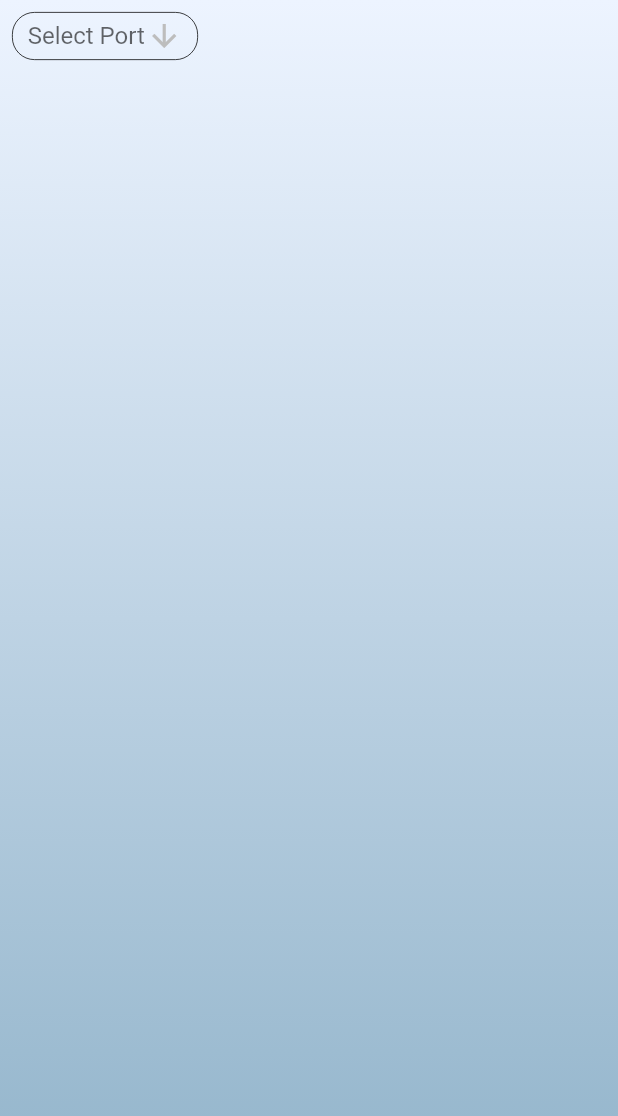
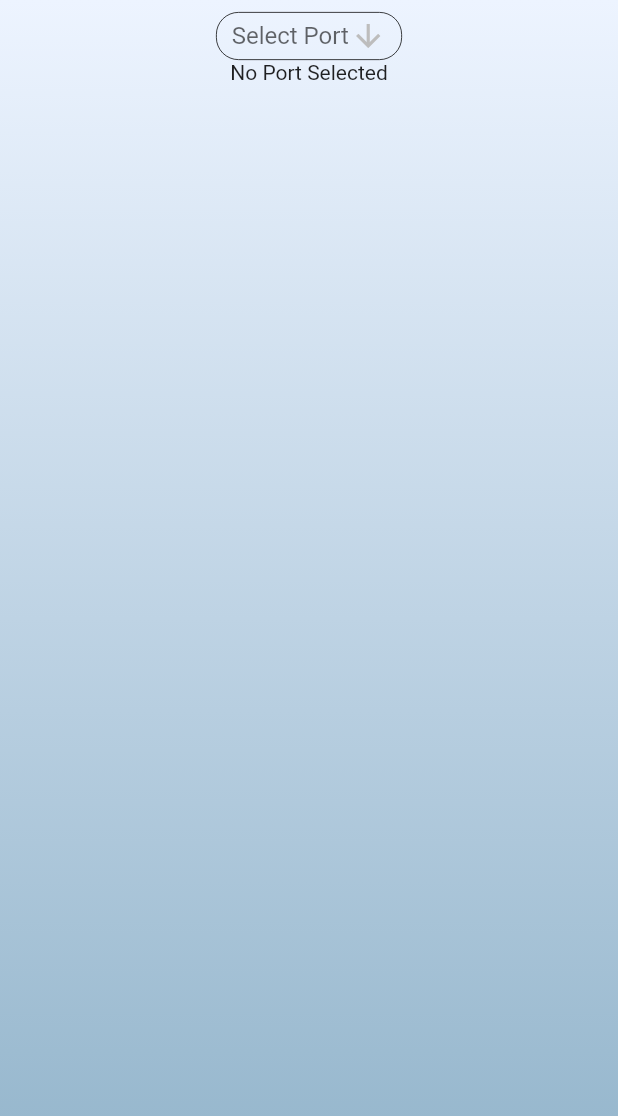
Before and after one commit to ebena107/flutter_serial, a Flutter app: the screen it shows after launch, on a phone screen of 412 x 824 dp. Shown: the top 1116 px of the screen. Run offline on Flutter 3.47's test engine with Material 2 defaults, Android fonts, the light colour scheme and no system bars; missing offline and left inert: flutter_libserialport.

Commit message:
Serial Port Detail Widget added.

```diff
--- a/lib/pages/serial_page.dart
+++ b/lib/pages/serial_page.dart
@@ -1,6 +1,9 @@
 import 'package:flutter/cupertino.dart';
 import 'package:flutter/material.dart';
+import 'package:flutter_serial/widgets/message_sender.dart';
+import 'package:flutter_serial/widgets/port_details.dart';
 import 'package:flutter_serial/widgets/port_selector.dart';
+import 'package:flutter_serial/widgets/response_board.dart';
 
 
 class SerialPage extends StatelessWidget {
@@ -26,9 +29,10 @@
            // crossAxisAlignment: CrossAxisAlignment.center,
             children: [
               PortSelector(),
-              Expanded(child: SizedBox()),
-              Expanded(child: SizedBox()),
-              Expanded(child: SizedBox())
+              PortDetails(),
+              MessageSender(),
+              ResponseBoard()
+
             ],
           ),
         ),
--- /dev/null
+++ b/lib/widgets/port_details.dart
@@ -0,0 +1,75 @@
+import 'package:flutter/material.dart';
+import 'package:flutter_libserialport/flutter_libserialport.dart';
+import 'package:flutter_serial/providers/port_provider.dart';
+import 'package:provider/provider.dart';
+
+extension IntToString on int {
+  String toHex() => '0x${toRadixString(16)}';
+  String toPadded([int width = 3]) => toString().padLeft(width, '0');
+  String toTransport() {
+    switch (this) {
+      case SerialPortTransport.usb:
+        return 'USB';
+      case SerialPortTransport.bluetooth:
+        return 'Bluetooth';
+      case SerialPortTransport.native:
+        return 'Native';
+      default:
+        return 'Unknown';
+    }
+  }
+}
+
+class PortDetails extends StatelessWidget {
+  const PortDetails({ Key? key}) : super(key: key);
+
+
+  @override
+  Widget build(BuildContext context) {
+    final _port = context.watch<SerialPorts>().selectedPort;
+    final port;
+    if (_port != null ){
+      port = SerialPort(_port);
+    } else { port = null;}
+    return  _port != null  ?
+      Card(
+        child: ExpansionTile(
+          title: Text(port.name! + '   Details'),
+          children: [
+            CardListTile('Description', port.description),
+            // CardListTile('Transport', port.transport.toTransport()),
+            // CardListTile('USB Bus', port.busNumber?.toPadded()),
+            // CardListTile('USB Device', port.deviceNumber?.toPadded()),
+            // CardListTile('Vendor ID', port.vendorId?.toHex()),
+           // CardListTile('Product ID', port.productId?.toHex()),
+            CardListTile('Manufacturer', port.manufacturer),
+            CardListTile('Product Name', port.productName),
+            CardListTile('Serial Number', port.serialNumber),
+            CardListTile('MAC Address', port.macAddress),
+          ],
+        ),
+
+    )
+        : SizedBox(
+      child: Text('No Port Selected'),
+    );
+  }
+}
+
+
+class CardListTile extends StatelessWidget {
+  final String name;
+  final String? value;
+
+  CardListTile(this.name, this.value);
+
+  @override
+  Widget build(BuildContext context) {
+    return Card(
+      child: ListTile(
+        title: Text(value ?? 'N/A'),
+        subtitle: Text(name),
+      ),
+    );
+  }
+}
```
Also changed, not shown: lib/widgets/message_sender.dart (added, +10 -0 lines), lib/widgets/response_board.dart (added, +10 -0 lines).
